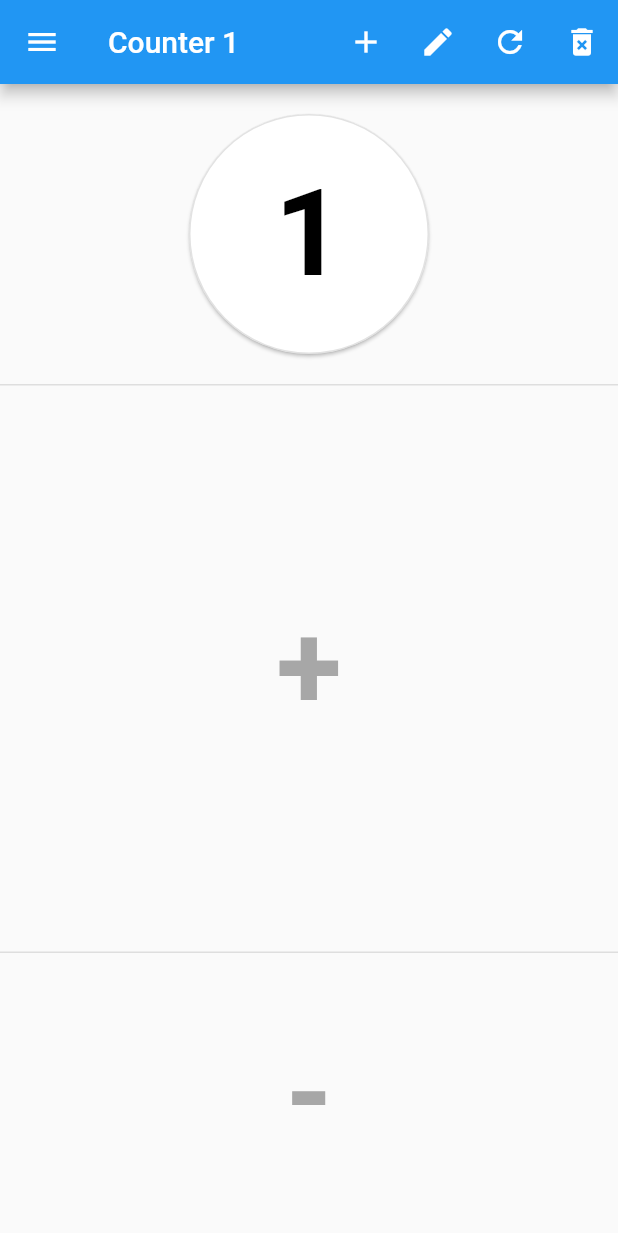
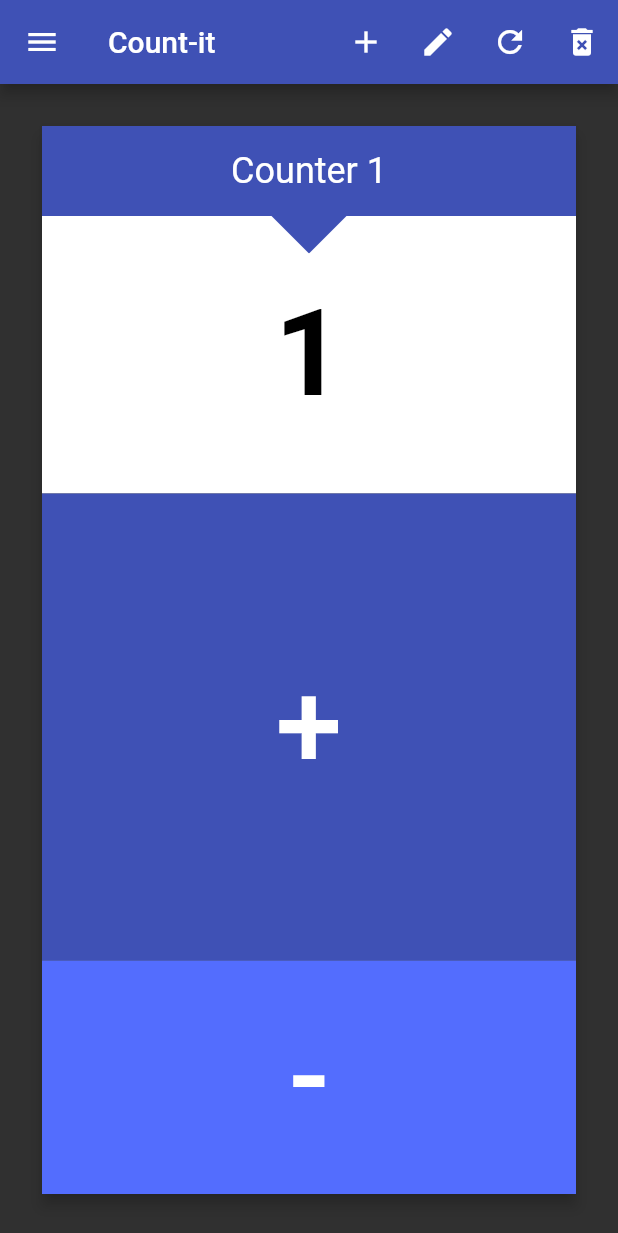
Before and after one commit to rklimpel/CounterApp, a Flutter app: the screen it shows after launch, after a tap on an icon or button, on a phone screen of 412 x 824 dp. Shown: the top 1233 px of the screen. Run offline on Flutter 3.47's test engine with Material 2 defaults, Android fonts, the phone set to English and light mode, and no system bars; drawn by our look-alikes of auto_size_text; our stand-ins replace shared_preferences.

Commit message:
redesign flat indigo layout

```diff
--- a/lib/main.dart
+++ b/lib/main.dart
@@ -18,7 +18,8 @@ class MyApp extends StatelessWidget {
     return MaterialApp(
       title: 'Counter',
       theme: ThemeData(
-        brightness: Brightness.light,
+        brightness: Brightness.dark,
+        primaryColor: Colors.indigo,
       ),
       home: MyHomePage(title: "Counter"),
     );
@@ -92,7 +93,6 @@ class _MyHomePageState extends State<MyHomePage> {
         addCounter("Counter 1");
       }
     }
-    ;
   }
 
   void loadCounter(String name) async {
@@ -163,7 +163,7 @@ class _MyHomePageState extends State<MyHomePage> {
   Widget build(BuildContext context) {
     return Scaffold(
       appBar: AppBar(
-        title: Text("$counterName"),
+        title: Text("Count-it"),
         actions: <Widget>[
           IconButton(
             icon: Icon(Icons.add),
@@ -191,28 +191,51 @@ class _MyHomePageState extends State<MyHomePage> {
           ),
         ],
       ),
-      body: Padding(
-        padding: EdgeInsets.all(0),
+      body: Container(
+        color: Colors.black.withAlpha(0),
+        child: Padding(
+          padding: EdgeInsets.all(24.0),
           child: Center(
+            child: Card(
+              elevation: 4,
+              shape: RoundedRectangleBorder(
+                borderRadius: BorderRadius.circular(1),
+              ),
+              child: Container(
                 child: Column(
                   children: <Widget>[
                     Container(
-              width: 200,
-              height: 200,
+                      color: Colors.indigo,
+                      height: 60,
+                      child: SizedBox.expand(
+                        child: Center(
                           child: Padding(
                             padding: const EdgeInsets.all(16.0),
-                child: Card(
+                            child: AutoSizeText(
+                              "$counterName",
+                              style: TextStyle(
+                                fontSize: 50,
+                              ),
+                            ),
+                          ),
+                        ),
+                      ),
+                    ),
+                    Container(
+                      height: 25,
+                      color: Colors.red,
+                      child: SizedBox.expand(
+                        child: CustomPaint(
+                          painter: TrianglePainterTopDown(),
+                        ),
+                      ),
+                    ),
+                    Container(
+                      height: 160,
                       color: Colors.white,
-                  shape: RoundedRectangleBorder(
-                    side: BorderSide(
-                      color: Colors.grey.withOpacity(0.3),
-                      width: 1,
-                    ),
-                    borderRadius: BorderRadius.circular(90),
-                  ),
+                      child: Center(
                         child: Padding(
-                    padding: const EdgeInsets.all(8.0),
-                    child: Center(
+                          padding: EdgeInsets.fromLTRB(25, 0, 25, 25),
                           child: AutoSizeText(
                             "$counter",
                             maxLines: 1,
@@ -225,19 +248,10 @@ class _MyHomePageState extends State<MyHomePage> {
                         ),
                       ),
                     ),
-              ),
-            ),
-            Container(
-              width: double.infinity,
-              height: 1,
-              color: Colors.grey.withOpacity(0.3),
-            ),
                     Expanded(
                       flex: 4,
                       child: Container(
-                child: Center(
-                  child: Padding(
-                    padding: const EdgeInsets.all(0.0),
+                        color: Colors.indigo,
                         child: SizedBox.expand(
                           child: FlatButton(
                             highlightColor: Colors.lightGreen,
@@ -246,8 +260,7 @@ class _MyHomePageState extends State<MyHomePage> {
                             child: Text(
                               "+",
                               style: TextStyle(
-                            fontWeight: FontWeight.w600,
-                            color: Colors.grey.withOpacity(0.9),
+                                color: Colors.white,
                                 fontSize: 80,
                               ),
                             ),
@@ -256,19 +269,11 @@ class _MyHomePageState extends State<MyHomePage> {
                         ),
                       ),
                     ),
-              ),
-            ),
-            Container(
-              width: double.infinity,
-              height: 1,
-              color: Colors.grey.withOpacity(0.3),
-            ),
                     Expanded(
                       flex: 2,
                       child: Container(
+                        color: Colors.indigoAccent,
                         child: Center(
-                  child: Padding(
-                    padding: const EdgeInsets.all(0),
                           child: SizedBox.expand(
                             child: FlatButton(
                               highlightColor: Colors.deepOrange,
@@ -276,8 +281,7 @@ class _MyHomePageState extends State<MyHomePage> {
                               child: Text(
                                 "-",
                                 style: TextStyle(
-                            fontWeight: FontWeight.w600,
-                            color: Colors.grey.withOpacity(0.9),
+                                  color: Colors.white,
                                   fontSize: 80,
                                 ),
                               ),
@@ -287,15 +291,20 @@ class _MyHomePageState extends State<MyHomePage> {
                         ),
                       ),
                     ),
+                  ],
                 ),
-          ],
-        )),
+              ),
+            ),
+          ),
+        ),
       ),
       drawer: Drawer(
         child: Container(
           child: ListView(
             children: List.generate(counters.length, (index) {
-              return Dismissible(
+              return Padding(
+                padding: const EdgeInsets.fromLTRB(8, 4, 8, 4),
+                child: Dismissible(
                   key: Key(counters[index].name),
                   onDismissed: (direction) {
                     if (counters.length == 1) {
@@ -304,46 +313,29 @@ class _MyHomePageState extends State<MyHomePage> {
                     deleteCounter(counters[index].name);
                   },
                   child: Container(
-                  height: 100,
+                    height: 70,
                     child: Stack(
                       children: <Widget>[
-                      Center(
-                        child: Padding(
-                          padding: const EdgeInsets.fromLTRB(58, 0, 8, 0),
-                          child: Container(
-                            height: 60,
-                            width: double.infinity,
-                            child: Card(
+                        Card(
                           color: Colors.white,
-                                elevation: 0,
-                                shape: Border.all(
-                                  color: Colors.grey.withOpacity(0.3),
-                                  width: 2,
-                                )),
+                          shape: RoundedRectangleBorder(
+                            borderRadius: BorderRadius.circular(1),
                           ),
-                        ),
-                      ),
+                          child: SizedBox.expand(
+                            child: Row(
+                              children: <Widget>[
                                 Container(
-                        height: 100,
-                        width: 100,
+                                  width: 80,
+                                  color: Colors.indigo,
                                   child: Padding(
                                     padding: const EdgeInsets.all(8.0),
-                          child: Card(
-                            elevation: 0,
-                            color: Colors.white,
-                            shape: RoundedRectangleBorder(
-                              borderRadius: BorderRadius.circular(360),
-                              side: BorderSide(
-                                color: Colors.grey.withOpacity(0.3),
-                                width: 2,
-                              ),
-                            ),
+                                    child: SizedBox.expand(
                                       child: Center(
-                              child: Padding(
-                                padding: const EdgeInsets.all(16.0),
                                         child: AutoSizeText(
                                           "${counters[index].value}",
                                           maxLines: 1,
+                                          style: TextStyle(
+                                            fontSize: 30,
                                           ),
                                         ),
                                       ),
@@ -351,23 +343,48 @@ class _MyHomePageState extends State<MyHomePage> {
                                   ),
                                 ),
                                 Container(
+                                  width: 25,
+                                  child: CustomPaint(
+                                    painter: TrianglePainterLeftRight(),
+                                  ),
+                                ),
+                                Expanded(
+                                  flex: 1,
+                                  child: Container(
                                     child: Center(
-                          child: SizedBox.expand(
-                            child: FlatButton(
-                              color: Colors.transparent,
-                              onPressed: () {
-                                loadCounter(counters[index].name);
-                                Navigator.pop(context);
-                              },
-                              child: Padding(
-                                padding: const EdgeInsets.fromLTRB(108, 0, 42, 0),
-                                child: Text("${counters[index].name}"),
+                                      child: AutoSizeText(
+                                        "${counters[index].name}",
+                                        maxLines: 1,
+                                        style: TextStyle(
+                                          fontSize: 18,
+                                          fontWeight: FontWeight.w400,
+                                          color: Colors.black,
                                         ),
                                       ),
                                     ),
                                   ),
                                 ),
+                                Container(
+                                  width: 20,
+                                  color: Colors.indigo,
+                                )
                               ],
+                            ),
+                          ),
+                        ),
+                        SizedBox.expand(
+                          child: FlatButton(
+                            highlightColor: Colors.indigoAccent.withOpacity(0.3),
+                            onPressed: () {
+                              loadCounter(counters[index].name);
+                              Navigator.pop(context);
+                            },
+                            child: null,
+                            color: Colors.transparent,
+                          ),
+                        )
+                      ],
+                    ),
                   ),
                 ),
               );
@@ -499,3 +516,49 @@ class Counter {
   String name;
   int value;
 }
+
+class TrianglePainterTopDown extends CustomPainter {
+  @override
+  void paint(Canvas canvas, Size size) {
+    Paint paint = new Paint();
+
+    Path trianglePath = new Path();
+    trianglePath.moveTo(size.width / 2 - 25, 0);
+    trianglePath.lineTo(size.width / 2, 25);
+    trianglePath.lineTo(size.width / 2 + 25, 0);
+    trianglePath.close();
+    paint.color = Colors.white;
+    canvas.drawRect(Rect.fromLTRB(0, 0, size.width, size.height + 2), paint);
+    paint.color = Colors.indigo;
+    canvas.drawPath(trianglePath, paint);
+  }
+
+  @override
+  bool shouldRepaint(CustomPainter oldDelegate) {
+    return true;
+  }
+}
+
+class TrianglePainterLeftRight extends CustomPainter {
+  @override
+  void paint(Canvas canvas, Size size) {
+    Paint paint = new Paint();
+
+    double tsize = 20;
+
+    Path trianglePath = new Path();
+    trianglePath.moveTo(-1, size.height / 2 - tsize);
+    trianglePath.lineTo(tsize, size.height / 2);
+    trianglePath.lineTo(-1, size.height / 2 + tsize);
+    trianglePath.close();
+    paint.color = Colors.white;
+    canvas.drawRect(Rect.fromLTRB(5, 0, size.width, size.height), paint);
+    paint.color = Colors.indigo;
+    canvas.drawPath(trianglePath, paint);
+  }
+
+  @override
+  bool shouldRepaint(CustomPainter oldDelegate) {
+    return true;
+  }
+}
```
Lines whose indentation alone changed are shown as unchanged.
